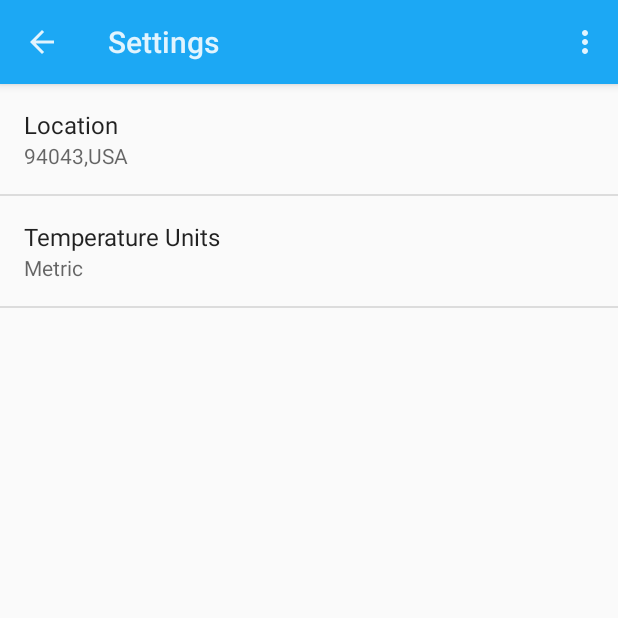
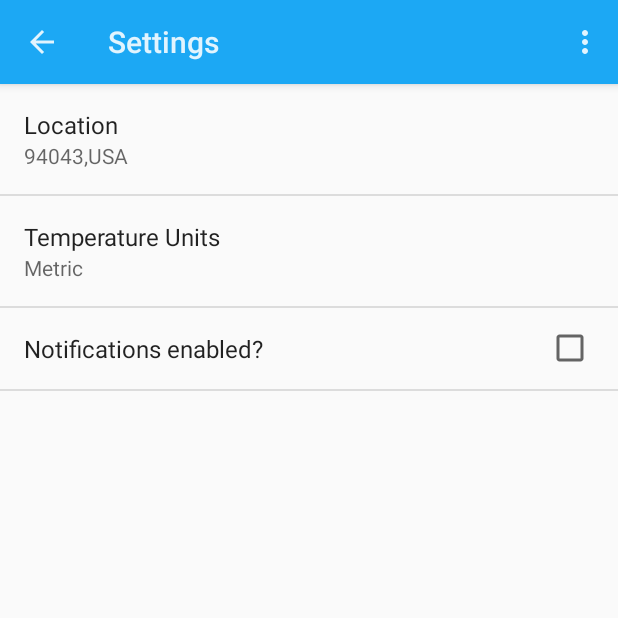
Before and after one commit to DShamaev/MySunshine, an Android app: the SettingsActivity screen opened directly, with no data from a screen before it, in the options menu, after a tap on "Settings", on a phone screen of 412 x 824 dp, the top half of it. Run offline under Robolectric (Android 15) with nearby library versions, the phone set to English and light mode, and no system bars; 1 statement that could not run was skipped.

Commit message:
lesson 6 part 6
notifications enabled switch

```diff
--- a/app/src/main/java/com/example/hikimori911/sunshine/app/DetailFragment.java
+++ b/app/src/main/java/com/example/hikimori911/sunshine/app/DetailFragment.java
@@ -139,11 +139,11 @@ public class DetailFragment extends Fragment  implements LoaderManager.LoaderCal
 
         // Read high temperature from cursor
         double high = data.getDouble(COL_WEATHER_MAX_TEMP);
-        mMaxTempText.setText(Utility.formatTemperature(getActivity(),high, isMetric));
+        mMaxTempText.setText(Utility.formatTemperature(getActivity(),high));
 
         // Read low temperature from cursor
         double low = data.getDouble(COL_WEATHER_MIN_TEMP);
-        mMinTempText.setText(Utility.formatTemperature(getActivity(),low, isMetric));
+        mMinTempText.setText(Utility.formatTemperature(getActivity(),low));
 
         String desc = data.getString(COL_WEATHER_DESC);
         mForecastText.setText(desc);
--- a/app/src/main/java/com/example/hikimori911/sunshine/app/ForecastAdapter.java
+++ b/app/src/main/java/com/example/hikimori911/sunshine/app/ForecastAdapter.java
@@ -107,10 +107,10 @@ public class ForecastAdapter extends CursorAdapter {
 
         // Read high temperature from cursor
         double high = cursor.getDouble(ForecastFragment.COL_WEATHER_MAX_TEMP);
-        viewHolder.highTempView.setText(Utility.formatTemperature(mContext,high, isMetric));
+        viewHolder.highTempView.setText(Utility.formatTemperature(mContext,high));
 
         // Read low temperature from cursor
         double low = cursor.getDouble(ForecastFragment.COL_WEATHER_MIN_TEMP);
-        viewHolder.lowTempView.setText(Utility.formatTemperature(mContext,low, isMetric));
+        viewHolder.lowTempView.setText(Utility.formatTemperature(mContext,low));
     }
 }
--- a/app/src/main/java/com/example/hikimori911/sunshine/app/SettingsActivity.java
+++ b/app/src/main/java/com/example/hikimori911/sunshine/app/SettingsActivity.java
@@ -2,8 +2,11 @@ package com.example.hikimori911.sunshine.app;
 
 import android.annotation.TargetApi;
 import android.content.Intent;
+import android.content.SharedPreferences;
 import android.os.Build;
 import android.os.Bundle;
+import android.preference.CheckBoxPreference;
+import android.preference.EditTextPreference;
 import android.preference.ListPreference;
 import android.preference.Preference;
 import android.preference.PreferenceActivity;
@@ -50,6 +53,7 @@ public class SettingsActivity extends PreferenceActivity
         // TODO: Add preferences
         bindPreferenceSummaryToValue(findPreference(getString(R.string.pref_location_key)));
         bindPreferenceSummaryToValue(findPreference(getString(R.string.pref_units_key)));
+        bindPreferenceSummaryToValue(findPreference(getString(R.string.pref_notifications_key)));
     }
 
     /**
@@ -81,9 +85,15 @@ public class SettingsActivity extends PreferenceActivity
             if (prefIndex >= 0) {
                 preference.setSummary(listPreference.getEntries()[prefIndex]);
             }
-        } else {
+        } else if (preference instanceof EditTextPreference) {
             // For other preferences, set the summary to the value's simple string representation.
             preference.setSummary(stringValue);
+        } else if (preference instanceof CheckBoxPreference) {
+            SharedPreferences prefs = PreferenceManager.getDefaultSharedPreferences(this);
+            SharedPreferences.Editor editor = prefs.edit();
+            String notificationsKey = getString(R.string.pref_notifications_enabled);
+            editor.putBoolean(notificationsKey, ((CheckBoxPreference) preference).isChecked());
+            editor.commit();
         }
         return true;
     }
--- a/app/src/main/java/com/example/hikimori911/sunshine/app/sync/SunshineSyncAdapter.java
+++ b/app/src/main/java/com/example/hikimori911/sunshine/app/sync/SunshineSyncAdapter.java
@@ -79,7 +79,10 @@ public class SunshineSyncAdapter extends AbstractThreadedSyncAdapter {
         String lastNotificationKey = context.getString(R.string.pref_last_notification);
         long lastSync = prefs.getLong(lastNotificationKey, 0);
 
-        if (System.currentTimeMillis() - lastSync >= DAY_IN_MILLIS) {
+        String notificationsKey = context.getString(R.string.pref_notifications_enabled);
+        boolean notificationsEnabled = prefs.getBoolean(notificationsKey,true);
+
+        if (System.currentTimeMillis() - lastSync >= DAY_IN_MILLIS && notificationsEnabled) {
             // Last sync was more than 1 day ago, let's send a notification with the weather.
             String locationQuery = Utility.getPreferredLocation(context);
 
--- a/app/src/main/res/values/strings.xml
+++ b/app/src/main/res/values/strings.xml
@@ -14,6 +14,10 @@
     <string name="pref_location_label">Location</string>
     <string name="pref_location_key" translatable="false">location</string>
     <string name="pref_location_default"  translatable="false">94043,USA</string>
+
+    <string name="pref_notifications_label">Notifications enabled?</string>
+    <string name="pref_notifications_key" translatable="false">notifications_enabled</string>
+    <string name="pref_notifications_default"  translatable="false">true</string>
 
     <string name="pref_units_label">Temperature Units</string>
     <string name="pref_units_key" translatable="false">units</string>
@@ -65,5 +69,7 @@
     <!-- Strings related to Notification preference -->
     <string name="pref_last_notification">last_notification
     </string>
+    <string name="pref_notifications_enabled">notification_enabled
+    </string>
 
 </resources>
--- a/app/src/main/res/xml/pref_general.xml
+++ b/app/src/main/res/xml/pref_general.xml
@@ -15,4 +15,10 @@
         android:entries="@array/pref_units_entries"
         android:entryValues="@array/pref_units_values"
         android:defaultValue="@string/pref_units_type_metric" />
+
+    <CheckBoxPreference
+        android:key="@string/pref_notifications_key"
+        android:title="@string/pref_notifications_label"
+        android:defaultValue="@string/pref_notifications_default" />
+
 </PreferenceScreen>
```
